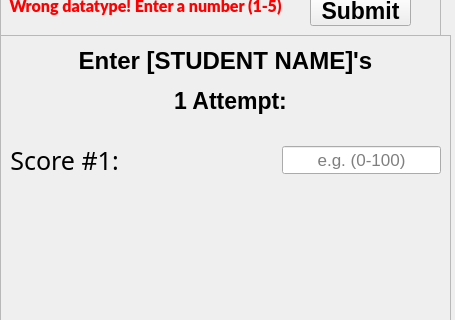
Qt form CS II - Project 1 - Marvin Bakar/gui.ui (m-bakar-0/CS-II----Project--1---Marvin-Bakar) before a commit; both pictures show x 0 to 455 and y 322 to 642 of the 455 by 800 pixel window.
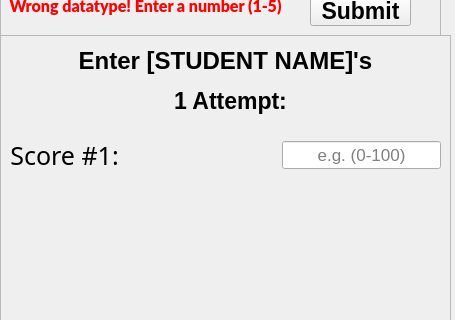
The same form after that commit. The open tabs and pages were chosen to show the change. Icons and pictures are not drawn.

Diff of the .ui file:
```diff
--- a/CS II - Project 1 - Marvin Bakar/gui.ui
+++ b/CS II - Project 1 - Marvin Bakar/gui.ui
@@ -838,7 +838,7 @@
           <x>10</x>
           <y>100</y>
           <width>431</width>
-          <height>51</height>
+          <height>41</height>
          </rect>
         </property>
         <layout class="QVBoxLayout" name="verticalLayout_Scores_Entry_1_1">
```
Left out of the diff: 10 changed lines with no effect on the pictures.
